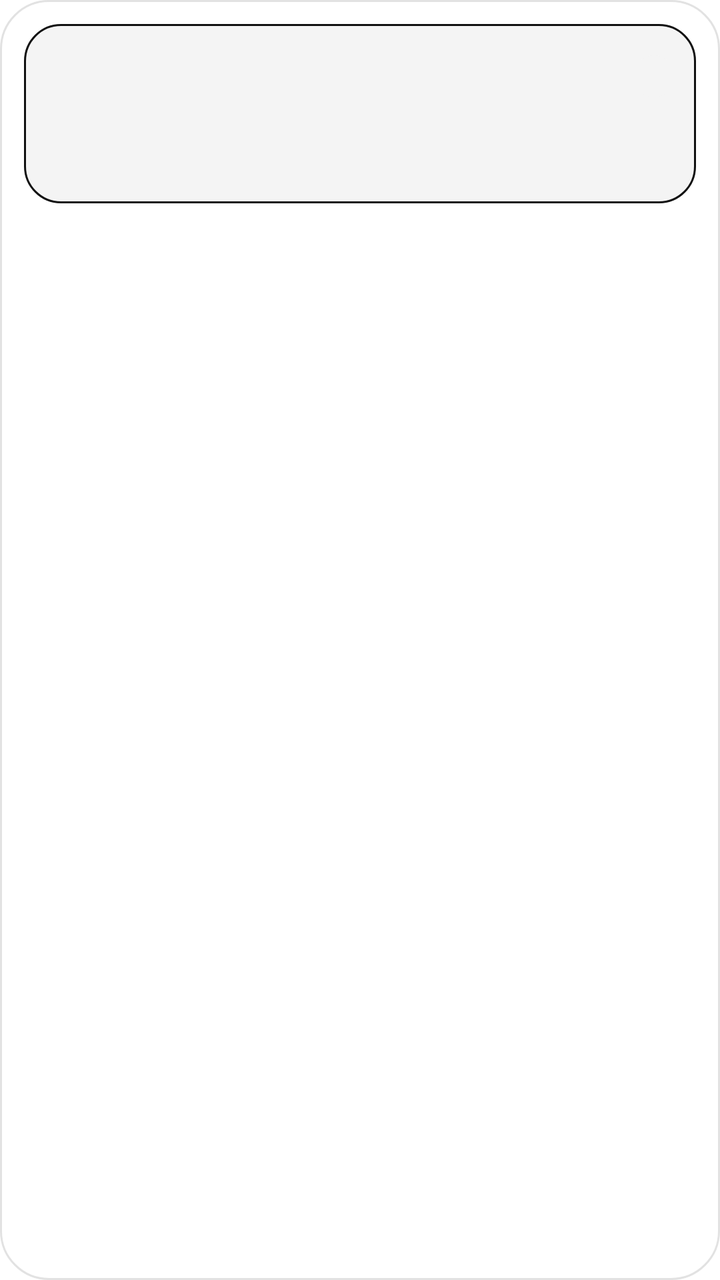
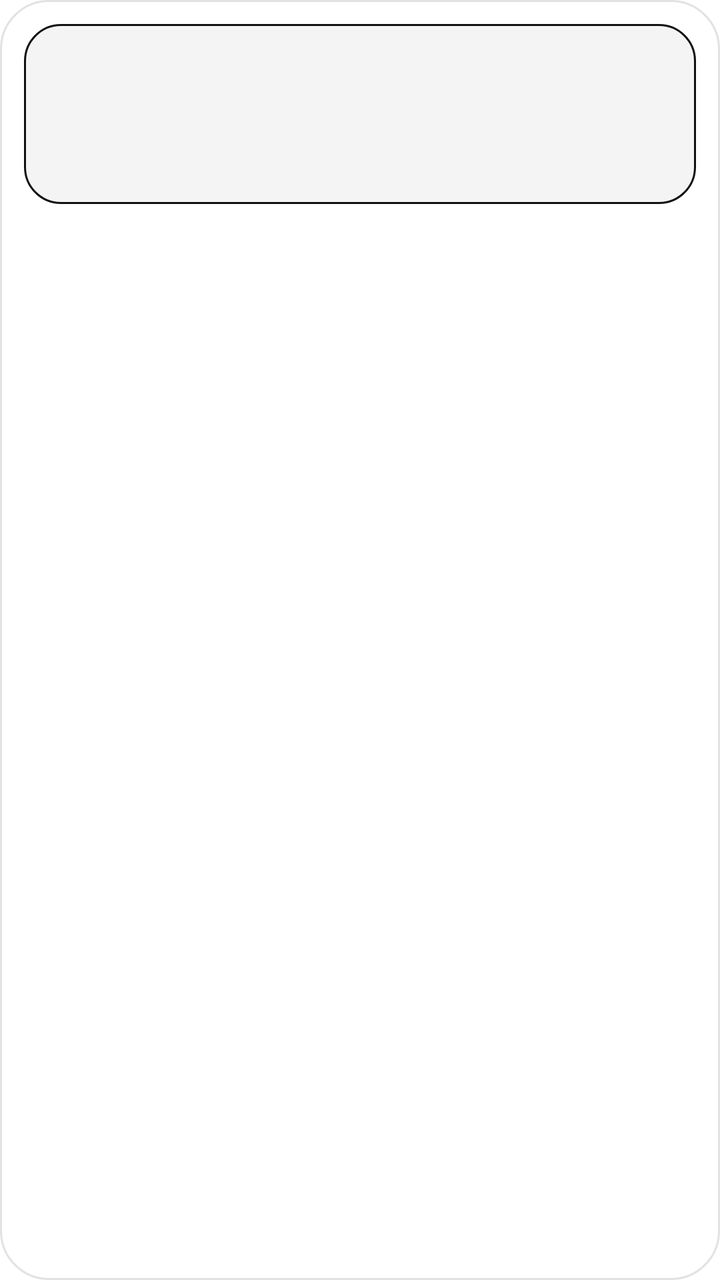

The first picture is an Android layout as it rendered before a commit; the second is the same layout after the commit. The layout source and the unified diff follow.
<!-- AndroidManifest.xml: fallback theme Theme.MaterialComponents.DayNight.NoActionBar -->
<!-- res/layout/hourly_widget.xml -->
<?xml version="1.0" encoding="utf-8"?>
<LinearLayout xmlns:android="http://schemas.android.com/apk/res/android"
    android:layout_width="match_parent"
    android:layout_height="match_parent"
    android:background="@drawable/bg_widget"
    android:orientation="vertical"
    android:padding="12dp">

    <LinearLayout
        android:id="@+id/hero_card"
        android:layout_width="match_parent"
        android:layout_height="wrap_content"
        android:background="@drawable/bg_widget_hero_active"
        android:orientation="vertical"
        android:paddingStart="14dp"
        android:paddingTop="11dp"
        android:paddingEnd="11dp"
        android:paddingBottom="11dp">

        <LinearLayout
            android:layout_width="match_parent"
            android:layout_height="wrap_content"
            android:gravity="center_vertical"
            android:orientation="horizontal">

            <TextView
                android:id="@+id/hero_time"
                android:layout_width="0dp"
                android:layout_height="wrap_content"
                android:layout_weight="1"
                android:fontFeatureSettings="tnum"
                android:includeFontPadding="false"
                android:letterSpacing="-0.02"
                android:textColor="@color/widget_text"
                android:textSize="26sp"
                android:textStyle="bold" />

            <TextView
                android:id="@+id/hero_chip"
                android:layout_width="wrap_content"
                android:layout_height="wrap_content"
                android:background="@drawable/bg_widget_chip_active"
                android:letterSpacing="0.1"
                android:paddingStart="10dp"
                android:paddingTop="4dp"
                android:paddingEnd="10dp"
                android:paddingBottom="4dp"
                android:textColor="@color/widget_active_text"
                android:textSize="9.5sp"
                android:textStyle="bold" />
        </LinearLayout>

        <TextView
            android:id="@+id/hero_text"
            android:layout_width="match_parent"
            android:layout_height="wrap_content"
            android:layout_marginTop="4dp"
            android:ellipsize="end"
            android:includeFontPadding="false"
            android:maxLines="1"
            android:textColor="@color/widget_text"
            android:textSize="15sp"
            android:textStyle="bold" />

        <TextView
            android:id="@+id/hero_meta"
            android:layout_width="match_parent"
            android:layout_height="wrap_content"
            android:layout_marginTop="3dp"
            android:ellipsize="end"
            android:includeFontPadding="false"
            android:maxLines="1"
            android:textColor="@color/widget_muted"
            android:textSize="10.5sp" />
    </LinearLayout>

    
    <ListView
        android:id="@+id/widget_list"
        android:layout_width="match_parent"
        android:layout_height="0dp"
        android:layout_marginTop="8dp"
        android:layout_weight="1"
        android:clipToPadding="false"
        android:divider="@null"
        android:dividerHeight="0dp"
        android:scrollbars="none" />
</LinearLayout>
<!-- resources referenced by this layout -->
<resources>
  <color name="widget_active_text">#111111</color>
  <color name="widget_muted">#5A5A5A</color>
  <color name="widget_text">#111111</color>
  <!-- drawable bg_widget (drawable) -->
  <?xml version="1.0" encoding="utf-8"?>
  <shape xmlns:android="http://schemas.android.com/apk/res/android"
      android:shape="rectangle">
      <solid android:color="@color/widget_background" />
      <corners android:radius="24dp" />
      <stroke
          android:width="1dp"
          android:color="@color/widget_stroke" />
  </shape>
  <!-- drawable bg_widget_chip_active (drawable) -->
  <?xml version="1.0" encoding="utf-8"?>
  <shape xmlns:android="http://schemas.android.com/apk/res/android"
      android:shape="rectangle">
      <solid android:color="@color/widget_active_bg" />
      <corners android:radius="20dp" />
  </shape>
  <!-- drawable bg_widget_hero_active (drawable) -->
  <?xml version="1.0" encoding="utf-8"?>
  <shape xmlns:android="http://schemas.android.com/apk/res/android"
      android:shape="rectangle">
      <solid android:color="@color/widget_active_bg" />
      <corners android:radius="18dp" />
      <stroke
          android:width="1dp"
          android:color="@color/widget_active_stroke" />
  </shape>
  <color name="widget_background">#FFFFFF</color>
  <color name="widget_stroke">#E2E2E2</color>
  <color name="widget_active_bg">#F4F4F4</color>
  <color name="widget_active_stroke">#111111</color>
</resources>

<!-- the commit's change to res/layout/hourly_widget.xml (unified diff, before → after) -->
@@ -12,10 +12,10 @@
         android:layout_height="wrap_content"
         android:background="@drawable/bg_widget_hero_active"
         android:orientation="vertical"
-        android:paddingStart="14dp"
-        android:paddingTop="11dp"
-        android:paddingEnd="11dp"
-        android:paddingBottom="11dp">
+        android:paddingStart="12dp"
+        android:paddingTop="12dp"
+        android:paddingEnd="12dp"
+        android:paddingBottom="12dp">
 
         <LinearLayout
             android:layout_width="match_parent"
@@ -32,7 +32,7 @@
                 android:includeFontPadding="false"
                 android:letterSpacing="-0.02"
                 android:textColor="@color/widget_text"
-                android:textSize="26sp"
+                android:textSize="24sp"
                 android:textStyle="bold" />
 
             <TextView
@@ -71,7 +71,7 @@
             android:includeFontPadding="false"
             android:maxLines="1"
             android:textColor="@color/widget_muted"
-            android:textSize="10.5sp" />
+            android:textSize="11sp" />
     </LinearLayout>
 
     
